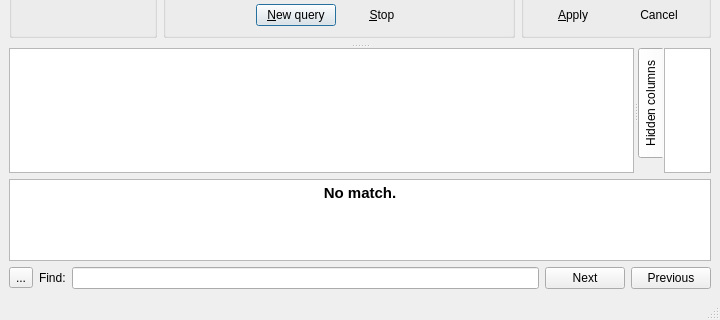
Old version of the form coquery/gui/ui/coquery.ui in the repository gkunter/coquery; both pictures show x 0 to 720 and y 534 to 854 of the 720 by 854 pixel window.
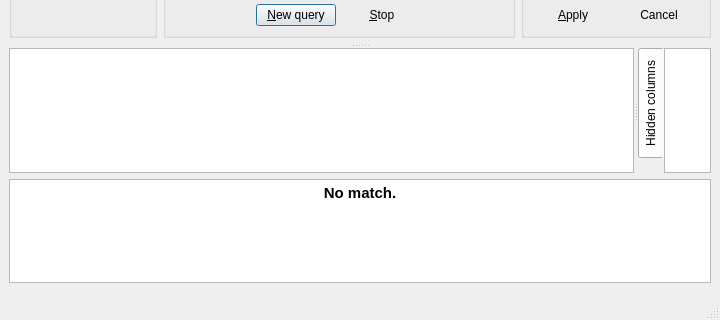
New version of the form. Icons and pictures are not drawn. Custom widgets are drawn as their Qt base class.

Commit message: Use independent CoqFindWidget

```diff
--- a/coquery/gui/ui/coquery.ui
+++ b/coquery/gui/ui/coquery.ui
@@ -868,60 +868,7 @@
      </widget>
     </item>
     <item>
-     <widget class="QWidget" name="widget_find" native="true">
-      <layout class="QHBoxLayout" name="horizontalLayout_6" stretch="0,0,1,0,0">
-       <property name="margin">
-        <number>0</number>
-       </property>
-       <item>
-        <widget class="QToolButton" name="button_find_close">
-         <property name="text">
-          <string>...</string>
-         </property>
-         <property name="icon">
-          <iconset theme="window-close"/>
-         </property>
-        </widget>
-       </item>
-       <item>
-        <widget class="QLabel" name="label">
-         <property name="text">
-          <string>Find:</string>
-         </property>
-        </widget>
-       </item>
-       <item>
-        <widget class="QLineEdit" name="edit_find">
-         <property name="sizePolicy">
-          <sizepolicy hsizetype="Ignored" vsizetype="Fixed">
-           <horstretch>0</horstretch>
-           <verstretch>0</verstretch>
-          </sizepolicy>
-         </property>
-        </widget>
-       </item>
-       <item>
-        <widget class="QPushButton" name="button_find_next">
-         <property name="text">
-          <string>Next</string>
-         </property>
-         <property name="icon">
-          <iconset theme="go-down"/>
-         </property>
-        </widget>
-       </item>
-       <item>
-        <widget class="QPushButton" name="button_find_prev">
-         <property name="text">
-          <string>Previous</string>
-         </property>
-         <property name="icon">
-          <iconset theme="go-up"/>
-         </property>
-        </widget>
-       </item>
-      </layout>
-     </widget>
+     <widget class="CoqFindWidget" name="widget_find" native="true"/>
     </item>
    </layout>
   </widget>
@@ -1619,6 +1566,12 @@
    <extends>QTableView</extends>
    <header>..resultstable</header>
   </customwidget>
+  <customwidget>
+   <class>CoqFindWidget</class>
+   <extends>QWidget</extends>
+   <header>..findwidget</header>
+   <container>1</container>
+  </customwidget>
  </customwidgets>
  <resources/>
  <connections/>
```
The commit also changes 3 other files.
